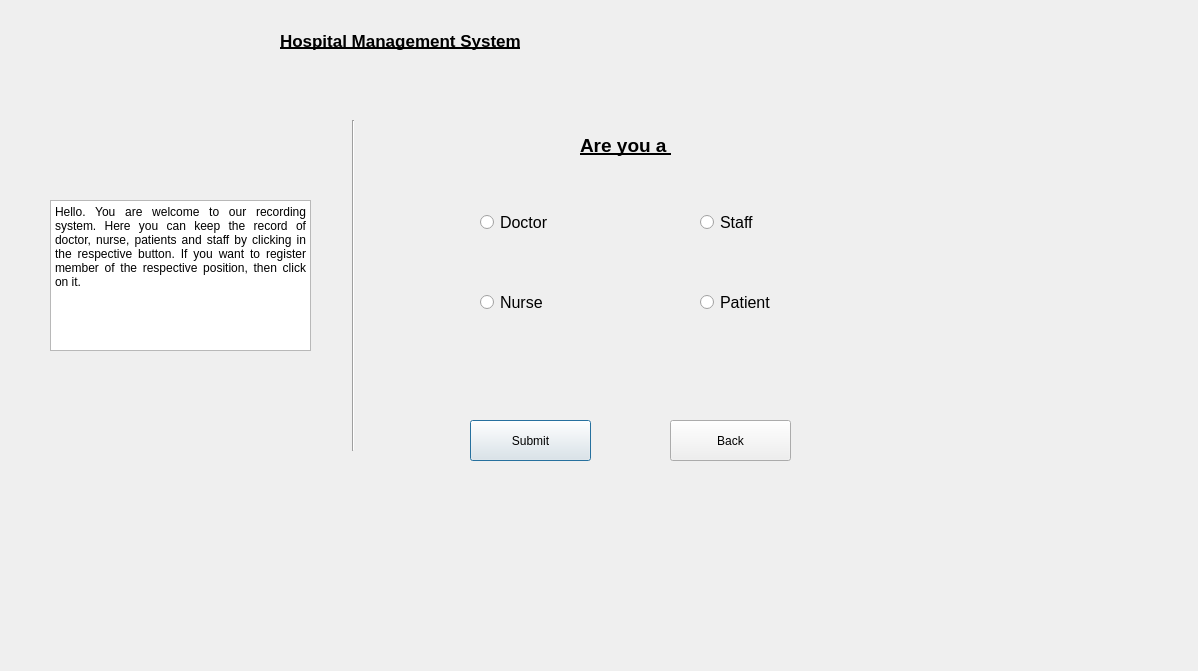
This is Sqlite_DB/record.ui in AnishBharati/Qt-HMS as Qt 5 draws it before an edit. The edited form follows.
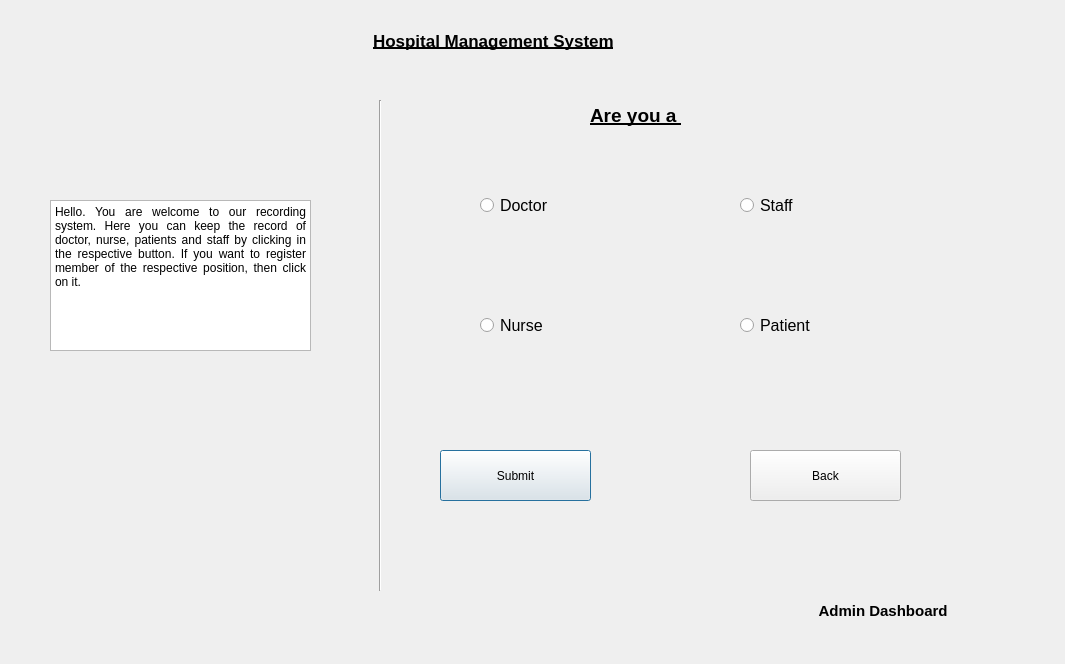
This is the edited form. Icons and pictures are not drawn.

```diff
--- a/Sqlite_DB/record.ui
+++ b/Sqlite_DB/record.ui
@@ -6,8 +6,8 @@
    <rect>
     <x>0</x>
     <y>0</y>
-    <width>1198</width>
-    <height>671</height>
+    <width>1065</width>
+    <height>664</height>
    </rect>
   </property>
   <property name="windowTitle">
@@ -16,10 +16,10 @@
   <widget class="QRadioButton" name="radioButton">
    <property name="geometry">
     <rect>
-     <x>700</x>
+     <x>740</x>
      <y>290</y>
-     <width>110</width>
-     <height>24</height>
+     <width>161</width>
+     <height>71</height>
     </rect>
    </property>
    <property name="font">
@@ -30,12 +30,22 @@
    <property name="text">
     <string>Patient</string>
    </property>
+   <property name="icon">
+    <iconset>
+     <normaloff>../../../../Documents/patient.png</normaloff>../../../../Documents/patient.png</iconset>
+   </property>
+   <property name="iconSize">
+    <size>
+     <width>50</width>
+     <height>50</height>
+    </size>
+   </property>
   </widget>
   <widget class="QLabel" name="label">
    <property name="geometry">
     <rect>
-     <x>580</x>
-     <y>130</y>
+     <x>590</x>
+     <y>100</y>
      <width>141</width>
      <height>31</height>
     </rect>
@@ -54,10 +64,10 @@
   <widget class="QPushButton" name="pushButton_1">
    <property name="geometry">
     <rect>
-     <x>470</x>
-     <y>420</y>
-     <width>121</width>
-     <height>41</height>
+     <x>440</x>
+     <y>450</y>
+     <width>151</width>
+     <height>51</height>
     </rect>
    </property>
    <property name="text">
@@ -67,10 +77,10 @@
   <widget class="QPushButton" name="pushButton_2">
    <property name="geometry">
     <rect>
-     <x>670</x>
-     <y>420</y>
-     <width>121</width>
-     <height>41</height>
+     <x>750</x>
+     <y>450</y>
+     <width>151</width>
+     <height>51</height>
     </rect>
    </property>
    <property name="text">
@@ -80,7 +90,7 @@
   <widget class="QLabel" name="label_4">
    <property name="geometry">
     <rect>
-     <x>280</x>
+     <x>373</x>
      <y>20</y>
      <width>341</width>
      <height>41</height>
@@ -101,9 +111,9 @@
    <property name="geometry">
     <rect>
      <x>480</x>
-     <y>210</y>
-     <width>110</width>
-     <height>24</height>
+     <y>170</y>
+     <width>161</width>
+     <height>71</height>
     </rect>
    </property>
    <property name="font">
@@ -114,14 +124,24 @@
    <property name="text">
     <string>Doctor</string>
    </property>
+   <property name="icon">
+    <iconset>
+     <normaloff>../../../../Documents/doctor.png</normaloff>../../../../Documents/doctor.png</iconset>
+   </property>
+   <property name="iconSize">
+    <size>
+     <width>50</width>
+     <height>50</height>
+    </size>
+   </property>
   </widget>
   <widget class="QRadioButton" name="radioButton_9">
    <property name="geometry">
     <rect>
      <x>480</x>
      <y>290</y>
-     <width>110</width>
-     <height>24</height>
+     <width>161</width>
+     <height>71</height>
     </rect>
    </property>
    <property name="font">
@@ -132,14 +152,24 @@
    <property name="text">
     <string>Nurse</string>
    </property>
+   <property name="icon">
+    <iconset>
+     <normaloff>../../../../Documents/nurse.png</normaloff>../../../../Documents/nurse.png</iconset>
+   </property>
+   <property name="iconSize">
+    <size>
+     <width>50</width>
+     <height>50</height>
+    </size>
+   </property>
   </widget>
   <widget class="QRadioButton" name="radioButton_11">
    <property name="geometry">
     <rect>
-     <x>700</x>
-     <y>210</y>
-     <width>110</width>
-     <height>24</height>
+     <x>740</x>
+     <y>170</y>
+     <width>161</width>
+     <height>71</height>
     </rect>
    </property>
    <property name="font">
@@ -150,14 +180,24 @@
    <property name="text">
     <string>Staff</string>
    </property>
+   <property name="icon">
+    <iconset>
+     <normaloff>../../../../Documents/staff.png</normaloff>../../../../Documents/staff.png</iconset>
+   </property>
+   <property name="iconSize">
+    <size>
+     <width>50</width>
+     <height>50</height>
+    </size>
+   </property>
   </widget>
   <widget class="Line" name="line">
    <property name="geometry">
     <rect>
-     <x>343</x>
-     <y>120</y>
+     <x>370</x>
+     <y>100</y>
      <width>20</width>
-     <height>331</height>
+     <height>491</height>
     </rect>
    </property>
    <property name="orientation">
@@ -187,6 +227,25 @@
 &lt;p align=&quot;justify&quot; style=&quot; margin-top:0px; margin-bottom:0px; margin-left:0px; margin-right:0px; -qt-block-indent:0; text-indent:0px;&quot;&gt;&lt;span style=&quot; font-size:9pt;&quot;&gt;Hello. You are welcome to our recording system. Here you can keep the record of doctor, nurse, patients and staff by clicking in the respective button. If you want to register member of the respective position, then click on it.&lt;/span&gt;&lt;/p&gt;&lt;/body&gt;&lt;/html&gt;</string>
    </property>
   </widget>
+  <widget class="QLabel" name="label_2">
+   <property name="geometry">
+    <rect>
+     <x>790</x>
+     <y>600</y>
+     <width>201</width>
+     <height>21</height>
+    </rect>
+   </property>
+   <property name="font">
+    <font>
+     <pointsize>11</pointsize>
+     <bold>true</bold>
+    </font>
+   </property>
+   <property name="text">
+    <string>       Admin Dashboard</string>
+   </property>
+  </widget>
  </widget>
  <resources/>
  <connections/>
```
Left out of the diff: 2 changed lines with no effect on the pictures.
